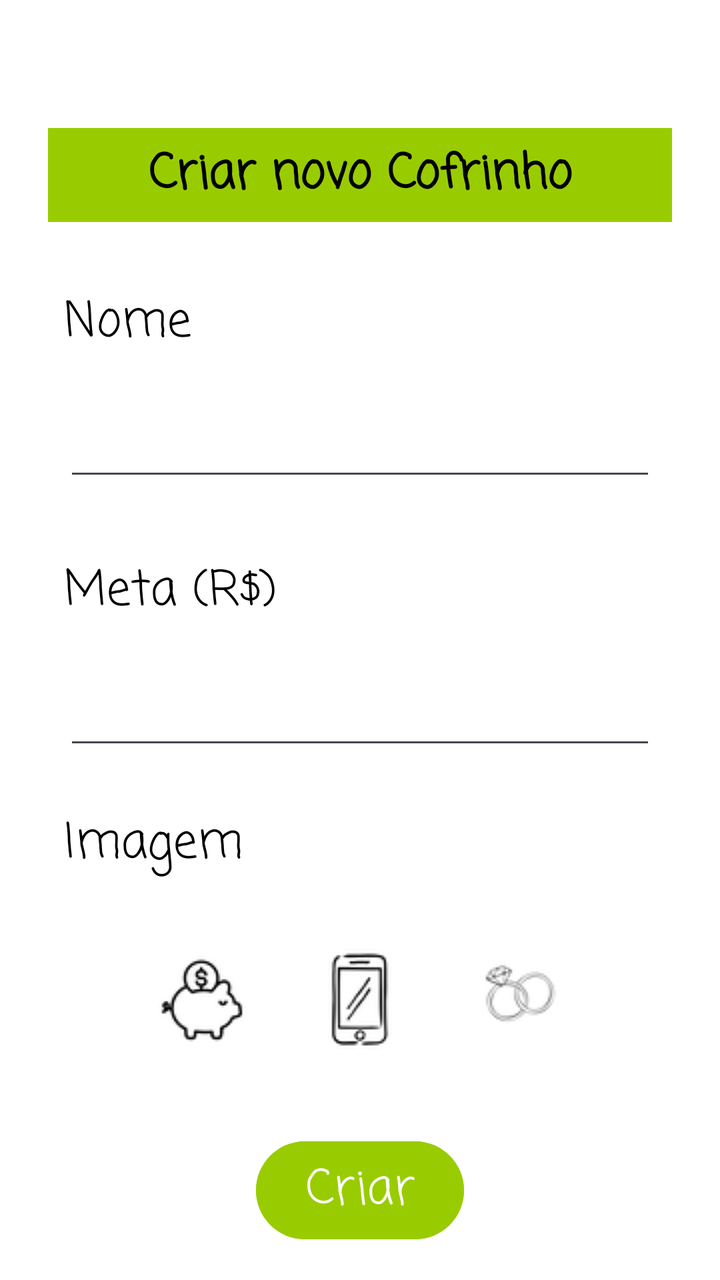
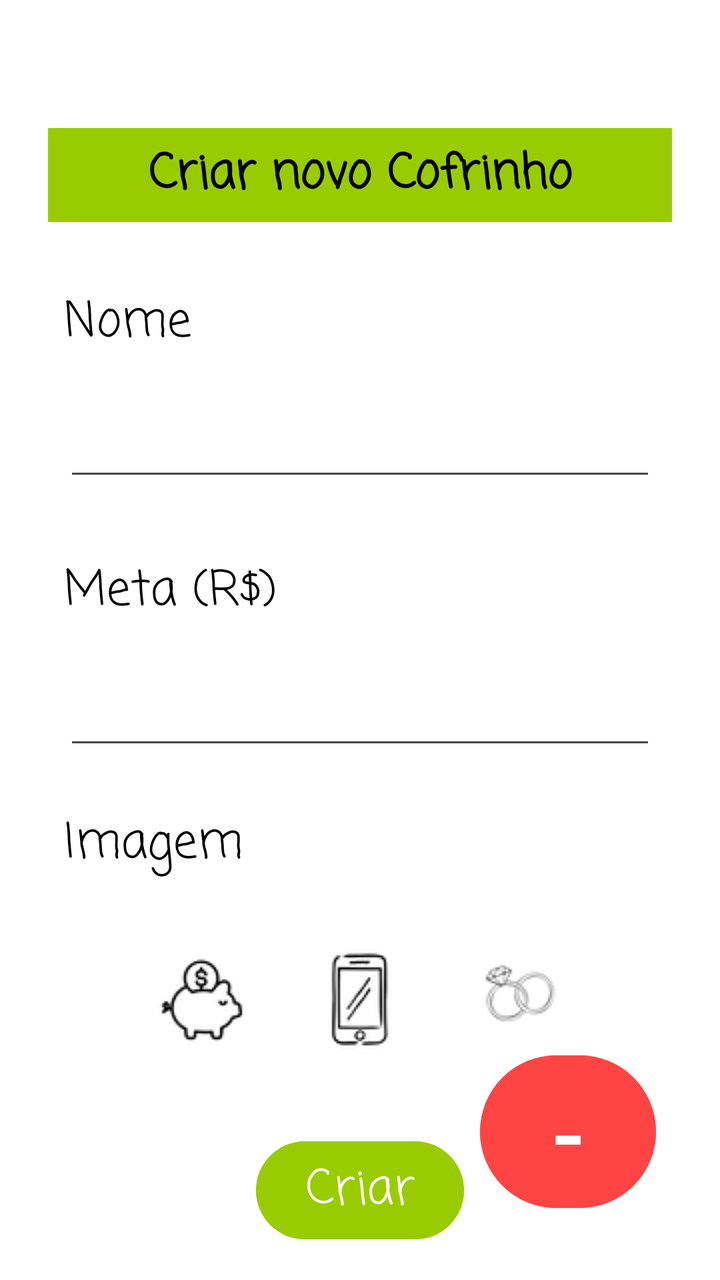

An Android layout rendered at two revisions. The XML below is the earlier revision; the diff shows what the commit changed to produce the second picture.
<!-- AndroidManifest.xml: application theme Theme.Cofrinho -->
<!-- res/layout/activity_main2.xml -->
<?xml version="1.0" encoding="utf-8"?>
<androidx.constraintlayout.widget.ConstraintLayout xmlns:android="http://schemas.android.com/apk/res/android"
    xmlns:app="http://schemas.android.com/apk/res-auto"
    xmlns:tools="http://schemas.android.com/tools"
    android:id="@+id/main"
    android:layout_width="match_parent"
    android:layout_height="match_parent"
    android:background="@color/white"
    tools:context=".MainActivity2">

    <TextView
        android:id="@+id/txtCriar"
        android:layout_width="0dp"
        android:layout_height="wrap_content"
        android:layout_marginStart="24dp"
        android:layout_marginTop="64dp"
        android:layout_marginEnd="24dp"
        android:background="@android:color/holo_green_light"
        android:fontFamily="casual"
        android:padding="5dp"
        android:shadowColor="@color/black"
        android:text="Criar novo Cofrinho"
        android:textAlignment="center"
        android:textColor="@color/black"
        android:textSize="24sp"
        android:textStyle="bold"
        app:autoSizeTextType="none"
        app:layout_constraintEnd_toEndOf="parent"
        app:layout_constraintStart_toStartOf="parent"
        app:layout_constraintTop_toTopOf="parent" />

    <TextView
        android:id="@+id/textView2"
        android:layout_width="0dp"
        android:layout_height="wrap_content"
        android:layout_marginStart="32dp"
        android:layout_marginTop="32dp"
        android:layout_marginEnd="32dp"
        android:fontFamily="casual"
        android:text="Nome"
        android:textColor="@color/black"
        android:textSize="24sp"
        app:layout_constraintEnd_toEndOf="parent"
        app:layout_constraintStart_toStartOf="parent"
        app:layout_constraintTop_toBottomOf="@+id/txtCriar" />

    <TextView
        android:id="@+id/textView4"
        android:layout_width="0dp"
        android:layout_height="wrap_content"
        android:layout_marginStart="32dp"
        android:layout_marginTop="32dp"
        android:layout_marginEnd="32dp"
        android:fontFamily="casual"
        android:text="Meta (R$)"
        android:textColor="@color/black"
        android:textSize="24sp"
        app:layout_constraintEnd_toEndOf="parent"
        app:layout_constraintHorizontal_bias="0.0"
        app:layout_constraintStart_toStartOf="parent"
        app:layout_constraintTop_toBottomOf="@+id/nomeCriar" />

    <TextView
        android:id="@+id/textView5"
        android:layout_width="0dp"
        android:layout_height="wrap_content"
        android:layout_marginStart="32dp"
        android:layout_marginTop="24dp"
        android:layout_marginEnd="32dp"
        android:fontFamily="casual"
        android:text="Imagem"
        android:textColor="@color/black"
        android:textSize="24sp"
        app:layout_constraintEnd_toEndOf="parent"
        app:layout_constraintHorizontal_bias="0.0"
        app:layout_constraintStart_toStartOf="parent"
        app:layout_constraintTop_toBottomOf="@+id/metaCriar" />

    <EditText
        android:id="@+id/nomeCriar"
        android:layout_width="0dp"
        android:layout_height="wrap_content"
        android:layout_marginStart="32dp"
        android:layout_marginTop="24dp"
        android:layout_marginEnd="32dp"
        android:ems="10"
        android:inputType="text"
        android:textColor="@color/black"
        app:layout_constraintEnd_toEndOf="parent"
        app:layout_constraintStart_toStartOf="parent"
        app:layout_constraintTop_toBottomOf="@+id/textView2" />

    <EditText
        android:id="@+id/metaCriar"
        android:layout_width="0dp"
        android:layout_height="wrap_content"
        android:layout_marginStart="32dp"
        android:layout_marginTop="24dp"
        android:layout_marginEnd="32dp"
        android:ems="10"
        android:inputType="numberDecimal"
        android:textColor="@color/black"
        android:textColorHighlight="@color/black"
        android:textColorHint="@color/black"
        android:textColorLink="@color/black"
        app:layout_constraintEnd_toEndOf="parent"
        app:layout_constraintStart_toStartOf="parent"
        app:layout_constraintTop_toBottomOf="@+id/textView4" />

    <ImageButton
        android:id="@+id/btnImg1Criar"
        android:layout_width="wrap_content"
        android:layout_height="wrap_content"
        android:layout_marginStart="64dp"
        android:layout_marginTop="24dp"
        android:backgroundTint="@color/white"
        app:layout_constraintStart_toStartOf="parent"
        app:layout_constraintTop_toBottomOf="@+id/textView5"
        app:srcCompat="@drawable/porquinho" />

    <ImageButton
        android:id="@+id/btnImg2Criar"
        android:layout_width="wrap_content"
        android:layout_height="wrap_content"
        android:layout_marginStart="24dp"
        android:layout_marginTop="24dp"
        android:layout_marginEnd="24dp"
        android:backgroundTint="@color/white"
        app:layout_constraintEnd_toStartOf="@+id/btnImg3Criar"
        app:layout_constraintStart_toEndOf="@+id/btnImg1Criar"
        app:layout_constraintTop_toBottomOf="@+id/textView5"
        app:srcCompat="@drawable/celular" />

    <ImageButton
        android:id="@+id/btnImg3Criar"
        android:layout_width="wrap_content"
        android:layout_height="wrap_content"
        android:layout_marginTop="24dp"
        android:layout_marginEnd="64dp"
        android:backgroundTint="@color/white"
        app:layout_constraintEnd_toEndOf="parent"
        app:layout_constraintTop_toBottomOf="@+id/textView5"
        app:srcCompat="@drawable/casamento" />

    <Button
        android:id="@+id/btnCriar"
        android:layout_width="0dp"
        android:layout_height="wrap_content"
        android:layout_marginStart="128dp"
        android:layout_marginTop="32dp"
        android:layout_marginEnd="128dp"
        android:backgroundTint="@android:color/holo_green_light"
        android:fontFamily="casual"
        android:text="Criar"
        android:textSize="24sp"
        app:layout_constraintEnd_toEndOf="parent"
        app:layout_constraintStart_toStartOf="parent"
        app:layout_constraintTop_toBottomOf="@+id/btnImg2Criar" />

    <RadioGroup
        android:layout_width="wrap_content"
        android:layout_height="wrap_content"
        tools:layout_editor_absoluteX="68dp"
        tools:layout_editor_absoluteY="663dp" />

    <RadioGroup
        android:layout_width="wrap_content"
        android:layout_height="wrap_content"
        tools:layout_editor_absoluteX="66dp"
        tools:layout_editor_absoluteY="677dp" />

</androidx.constraintlayout.widget.ConstraintLayout>
<!-- resources referenced by this layout -->
<resources>
  <color name="black">#FF000000</color>
  <color name="white">#FFFFFFFF</color>
  <!-- drawable casamento: png bitmap (drawable, 2830 bytes) -->
  <!-- drawable celular: png bitmap (drawable, 2486 bytes) -->
  <!-- drawable porquinho: png bitmap (drawable, 2415 bytes) -->
  <style name="Theme.Cofrinho" parent="Base.Theme.Cofrinho" />
  <style name="Base.Theme.Cofrinho" parent="Theme.Material3.DayNight.NoActionBar">
          
          
      </style>
</resources>

<!-- the commit's change to res/layout/activity_main2.xml (unified diff, before → after) -->
@@ -157,16 +157,23 @@
         app:layout_constraintStart_toStartOf="parent"
         app:layout_constraintTop_toBottomOf="@+id/btnImg2Criar" />
 
-    <RadioGroup
-        android:layout_width="wrap_content"
+    <Button
+        android:id="@+id/btnRtn"
+        android:layout_width="0dp"
         android:layout_height="wrap_content"
-        tools:layout_editor_absoluteX="68dp"
-        tools:layout_editor_absoluteY="663dp" />
+        android:layout_marginEnd="32dp"
+        android:layout_marginBottom="32dp"
+        android:backgroundTint="@android:color/holo_red_light"
+        android:text="-"
+        android:textAlignment="center"
+        android:textColor="@color/white"
+        android:textColorLink="@color/white"
+        android:textIsSelectable="false"
+        android:textSize="48sp"
+        app:layout_constraintBottom_toBottomOf="parent"
+        app:layout_constraintEnd_toEndOf="parent" />
 
-    <RadioGroup
-        android:layout_width="wrap_content"
-        android:layout_height="wrap_content"
-        tools:layout_editor_absoluteX="66dp"
-        tools:layout_editor_absoluteY="677dp" />
+
+
 
 </androidx.constraintlayout.widget.ConstraintLayout>
